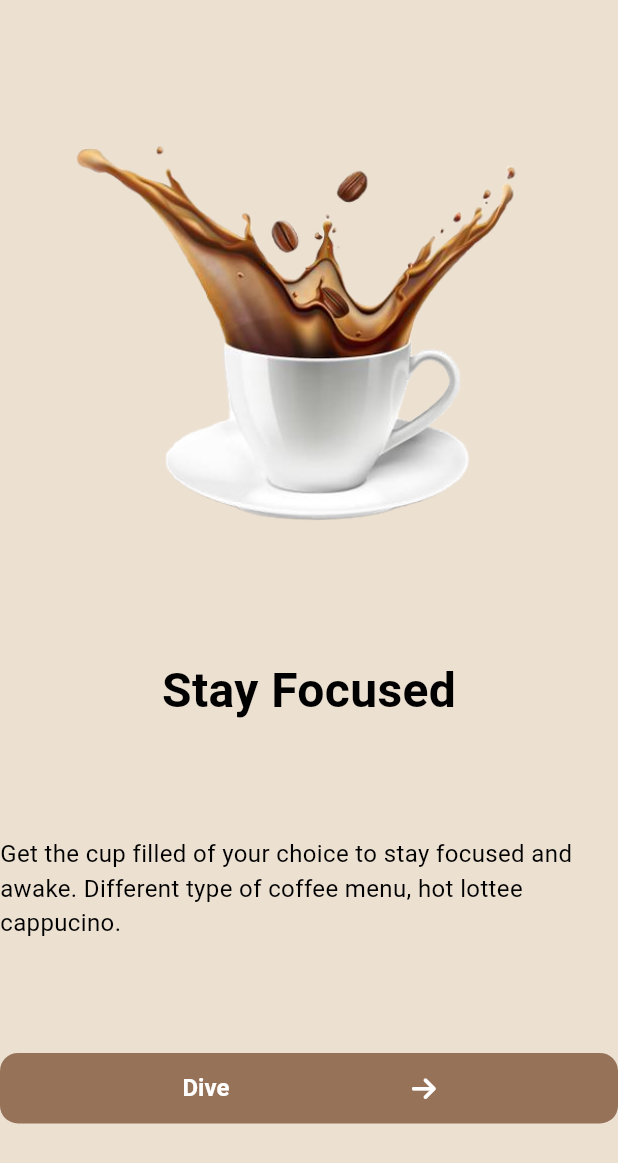
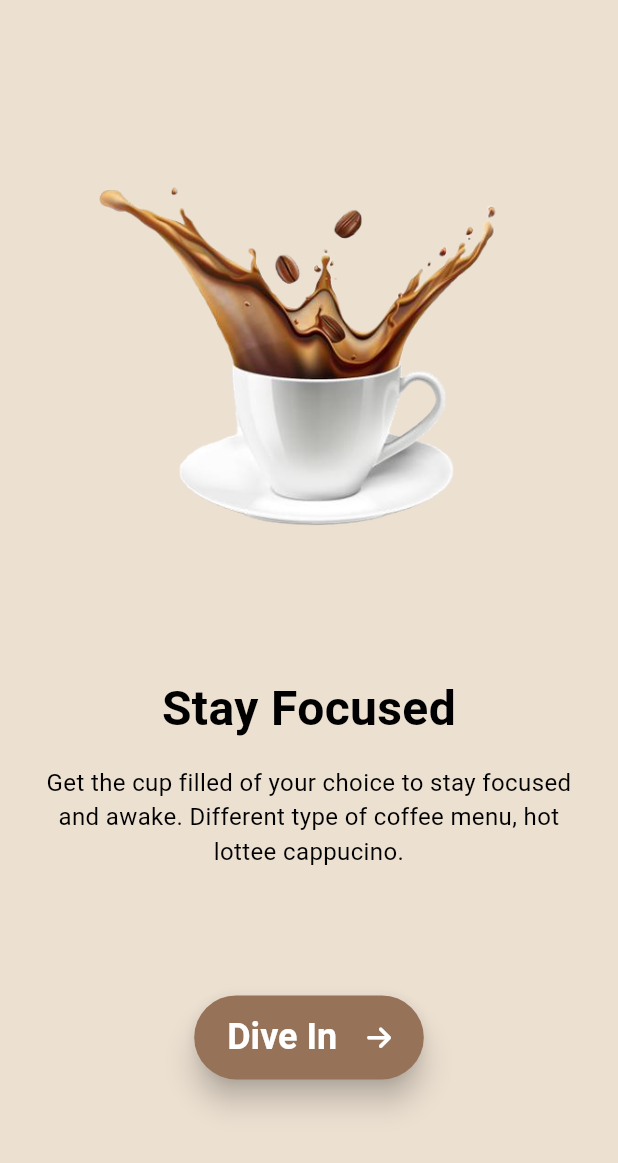
Before and after one commit to CSI-Trainee-2024/Task5_Naman_2312090, a Flutter app: the screen it shows after launch, on a phone screen of 412 x 824 dp. Shown: the top 1163 px of the screen. Run offline on Flutter 3.47's test engine with Material 3 defaults, Android fonts, the phone set to English and light mode, and no system bars; our stand-ins replace font_awesome_flutter; Roboto replaces fonts that are missing (Poppins).

Commit message:
customizes the splash screen

```diff
--- a/lib/screens/splash.dart
+++ b/lib/screens/splash.dart
@@ -14,6 +14,7 @@ class _splashScreenState extends State<splashScreen> {
   Widget build(BuildContext context) {
     return Scaffold(
       body: Container(
+        padding: EdgeInsets.all(20),
         height: double.infinity,
         width: double.infinity,
         decoration: const BoxDecoration(
@@ -23,21 +24,39 @@ class _splashScreenState extends State<splashScreen> {
           mainAxisAlignment: MainAxisAlignment.spaceEvenly,
           crossAxisAlignment: CrossAxisAlignment.center,
           children: [
-            Image.asset("assets/images/splash.png"),
+            Image.asset(
+              fit: BoxFit.fill,
+              "assets/images/splash.png",
+            ),
+            Column(
+              children: [
                 Text(
                   "Stay Focused",
+                  textAlign: TextAlign.center,
                   style: textTheme.lightTextTheme.headlineLarge,
                 ),
+                const SizedBox(
+                  height: 15,
+                ),
                 Text(
+                  textAlign: TextAlign.center,
                   "Get the cup filled of your choice to stay focused and awake. Different type of coffee menu, hot lottee cappucino.",
                   style: textTheme.lightTextTheme.headlineSmall,
                 ),
+              ],
+            ),
             ElevatedButton(
                 onPressed: () {},
-                child: Row(
-                  // mainAxisSize: MainAxisSize.min,
+                child: const Row(
+                  mainAxisSize: MainAxisSize.min,
                   mainAxisAlignment: MainAxisAlignment.spaceEvenly,
-                  children: [Text("Dive"), FaIcon(FontAwesomeIcons.arrowRight)],
+                  children: [
+                    Text("Dive In"),
+                    SizedBox(
+                      width: 20,
+                    ),
+                    FaIcon(FontAwesomeIcons.arrowRight)
+                  ],
                 ))
           ],
         ),
--- a/lib/utils/theme/custom_theme/elevatedButton_theme.dart
+++ b/lib/utils/theme/custom_theme/elevatedButton_theme.dart
@@ -7,26 +7,28 @@ class elevatedButtonTheme {
 
   static ElevatedButtonThemeData lightElevatedButton = ElevatedButtonThemeData(
       style: ElevatedButton.styleFrom(
-          elevation: 0,
+    //minimumSize: Size(60, 20),
+    elevation: 8.0,
     foregroundColor: colors.primaryColor,
     backgroundColor: colors.mainColor,
     disabledBackgroundColor: colors.geryColor,
     disabledForegroundColor: colors.geryColor,
-          padding: EdgeInsets.symmetric(vertical: 14),
-          textStyle: textTheme.lightTextTheme.titleSmall,
-          shape:
-              RoundedRectangleBorder(borderRadius: BorderRadius.circular(12))));
+    padding: const EdgeInsets.symmetric(vertical: 14, horizontal: 22),
+    textStyle: textTheme.lightTextTheme.headlineMedium,
+    // shape:
+    //     RoundedRectangleBorder(borderRadius: BorderRadius.circular(12))
+  ));
 
   static ElevatedButtonThemeData darkElevatedButton = ElevatedButtonThemeData(
       style: ElevatedButton.styleFrom(
-          elevation: 0,
+    elevation: 8.0,
     foregroundColor: colors.secondaryColor,
     backgroundColor: colors.mainColor,
     disabledBackgroundColor: colors.geryColor,
     disabledForegroundColor: colors.geryColor,
-          padding: EdgeInsets.symmetric(vertical: 14),
-          textStyle: textTheme.lightTextTheme.titleSmall,
-          shape:
-              RoundedRectangleBorder(borderRadius: BorderRadius.circular(12)))
-  );
+    padding: const EdgeInsets.symmetric(vertical: 14,horizontal: 22),
+    textStyle: textTheme.lightTextTheme.headlineMedium,
+    // shape:
+    //     RoundedRectangleBorder(borderRadius: BorderRadius.circular(12))
+  ));
 }
```
Lines whose indentation alone changed are shown as unchanged.
